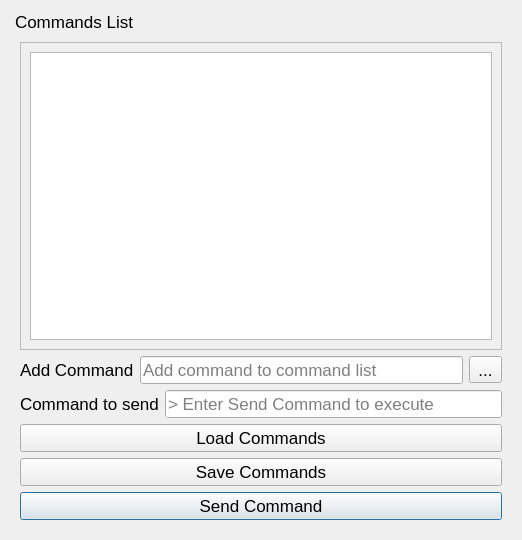
FathiMahdi/ZoulTerm, file assets/UI/send_Command.ui: the form before one commit.
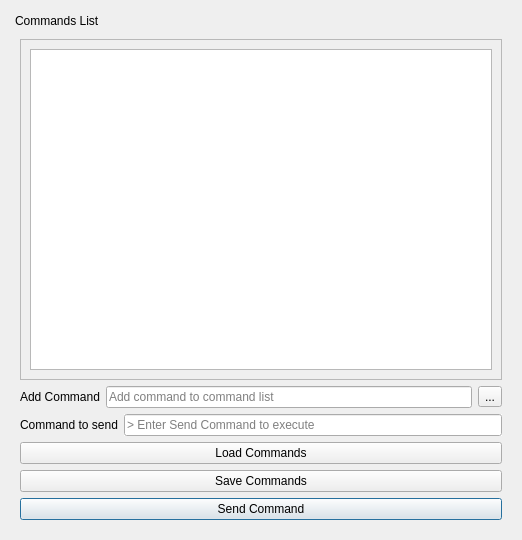
The form after the commit. Icons and pictures are not drawn.

Diff of the .ui file:
```diff
--- a/assets/UI/send_Command.ui
+++ b/assets/UI/send_Command.ui
@@ -27,7 +27,7 @@
   </property>
   <property name="font">
    <font>
-    <pointsize>11</pointsize>
+    <pointsize>9</pointsize>
    </font>
   </property>
   <property name="windowTitle">
@@ -45,7 +45,7 @@
     <widget class="QDockWidget" name="dockWidget_command">
      <property name="font">
       <font>
-       <pointsize>13</pointsize>
+       <pointsize>9</pointsize>
       </font>
      </property>
      <property name="windowIcon">
@@ -82,7 +82,7 @@
             <x>0</x>
             <y>0</y>
             <width>484</width>
-            <height>293</height>
+            <height>302</height>
            </rect>
           </property>
           <layout class="QGridLayout" name="gridLayout">
@@ -108,6 +108,11 @@
             <layout class="QGridLayout" name="gridLayout_4">
              <item row="0" column="0">
               <widget class="QLabel" name="label_2">
+               <property name="font">
+                <font>
+                 <pointsize>9</pointsize>
+                </font>
+               </property>
                <property name="autoFillBackground">
                 <bool>true</bool>
                </property>
@@ -118,6 +123,11 @@
              </item>
              <item row="0" column="1">
               <widget class="QLineEdit" name="lineEdit_new_command">
+               <property name="font">
+                <font>
+                 <pointsize>9</pointsize>
+                </font>
+               </property>
                <property name="placeholderText">
                 <string>Add command to command list</string>
                </property>
@@ -148,6 +158,11 @@
           <layout class="QGridLayout" name="gridLayout_2">
            <item row="0" column="0">
             <widget class="QLabel" name="label">
+             <property name="font">
+              <font>
+               <pointsize>9</pointsize>
+              </font>
+             </property>
              <property name="acceptDrops">
               <bool>false</bool>
              </property>
@@ -161,6 +176,11 @@
            </item>
            <item row="0" column="1">
             <widget class="QLineEdit" name="lineEdit_selected_command">
+             <property name="font">
+              <font>
+               <pointsize>9</pointsize>
+              </font>
+             </property>
              <property name="autoFillBackground">
               <bool>true</bool>
              </property>
@@ -181,6 +201,11 @@
        </item>
        <item row="5" column="0">
         <widget class="QPushButton" name="pushButton_send_at_command">
+         <property name="font">
+          <font>
+           <pointsize>9</pointsize>
+          </font>
+         </property>
          <property name="cursor">
           <cursorShape>PointingHandCursor</cursorShape>
          </property>
@@ -204,6 +229,11 @@
        </item>
        <item row="4" column="0">
         <widget class="QPushButton" name="pushButton_save_command_list">
+         <property name="font">
+          <font>
+           <pointsize>9</pointsize>
+          </font>
+         </property>
          <property name="autoFillBackground">
           <bool>true</bool>
          </property>
@@ -224,6 +254,11 @@
        </item>
        <item row="3" column="0">
         <widget class="QPushButton" name="pushButton_load_command_list">
+         <property name="font">
+          <font>
+           <pointsize>9</pointsize>
+          </font>
+         </property>
          <property name="autoFillBackground">
           <bool>true</bool>
          </property>
```
